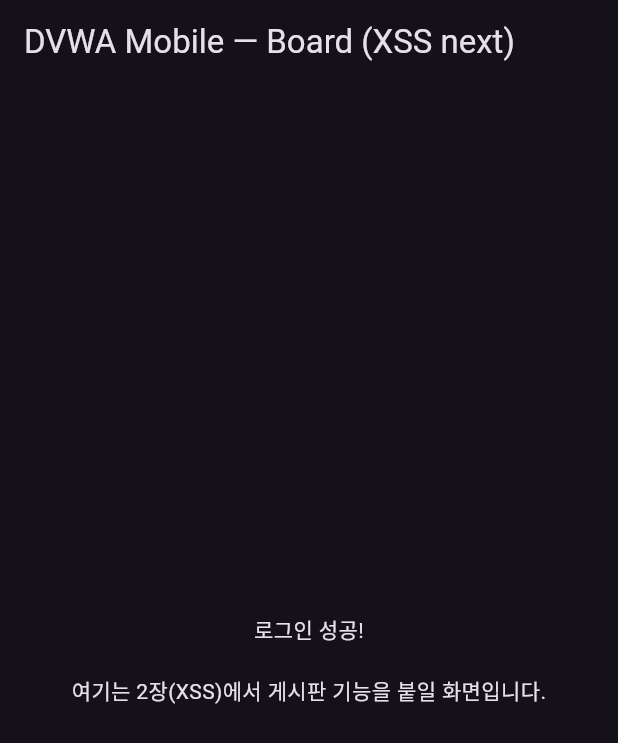
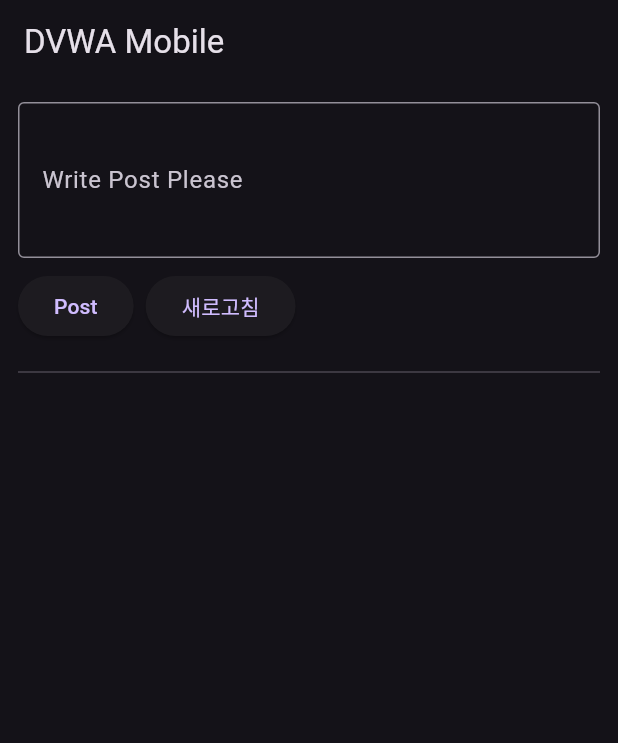
Before and after one commit to KimJeju/DVWA-Mobile, a Flutter app: the BoardPage screen opened directly, on a phone screen of 412 x 824 dp. Shown: the top 743 px of the screen. Run offline on Flutter 3.47's test engine with Material 3 defaults, Android fonts, the phone set to English and light mode, and no system bars; our stand-ins replace flutter_widget_from_html, sqflite; accounts and stored records are empty.

Commit message:
블로그 포스팅 페이지 초안 완성

```diff
--- a/lib/pages/board_page.dart
+++ b/lib/pages/board_page.dart
@@ -1,19 +1,89 @@
 import 'package:flutter/material.dart';
+import 'package:flutter_widget_from_html/flutter_widget_from_html.dart';
+import '../services/db.dart';
 
-class BoardPage extends StatelessWidget {
+class BoardPage extends StatefulWidget {
   const BoardPage({super.key});
+  @override
+  State<BoardPage> createState() => _BoardPageState();
+}
+
+class _BoardPageState extends State<BoardPage> {
+  final _ctl = TextEditingController();
+  List<Map<String, dynamic>> _posts = [];
+
+  @override
+  void initState() {
+    super.initState();
+    _loadPosts();
+  }
+
+  Future<void> _loadPosts() async {
+    final db = await AppDB.instance();
+    final rows = await db.rawQuery(
+      'SELECT id, post FROM posts ORDER BY id DESC',
+    );
+    setState(() => _posts = rows.cast<Map<String, dynamic>>());
+  }
+
+  Future<void> _addPost() async {
+    final text = _ctl.text;
+    if (text.trim().isEmpty) return;
+    final db = await AppDB.instance();
+    await db.insert('posts', {'post': text});
+    _ctl.clear();
+    await _loadPosts();
+  }
 
   @override
   Widget build(BuildContext context) {
     return Scaffold(
-      appBar: AppBar(title: const Text('DVWA Mobile — Board (XSS next)')),
-      body: const Center(
-        child: Padding(
-          padding: EdgeInsets.all(24),
-          child: Text(
-            '로그인 성공!\n\n여기는 2장(XSS)에서 게시판 기능을 붙일 화면입니다.',
-            textAlign: TextAlign.center,
-          ),
+      appBar: AppBar(title: const Text('DVWA Mobile')),
+      body: Padding(
+        padding: const EdgeInsets.all(12),
+        child: Column(
+          children: [
+            TextField(
+              controller: _ctl,
+              maxLines: 3,
+              decoration: const InputDecoration(
+                labelText: 'Write Post Please',
+                border: OutlineInputBorder(),
+              ),
+            ),
+            const SizedBox(height: 8),
+            Row(
+              children: [
+                ElevatedButton(onPressed: _addPost, child: const Text("Post")),
+                const SizedBox(width: 8),
+                ElevatedButton(
+                  onPressed: () async {
+                    await AppDB.instance(); //DB 연결확인
+                    await _loadPosts();
+                  },
+                  child: const Text('새로고침'),
+                ),
+              ],
+            ),
+            const SizedBox(height: 12),
+            const Divider(),
+            Expanded(
+              child: ListView.builder(
+                itemCount: _posts.length,
+                itemBuilder: (_, i) {
+                  final p = _posts[i];
+                  final content = p['post'] as String? ?? '';
+                  return Card(
+                    margin: const EdgeInsets.symmetric(vertical: 6),
+                    child: Padding(
+                      padding: const EdgeInsets.all(12),
+                      child: HtmlWidget(content), //입력 문자열 HTML로 해석
+                    ),
+                  );
+                },
+              ),
+            ),
+          ],
         ),
       ),
     );
```
